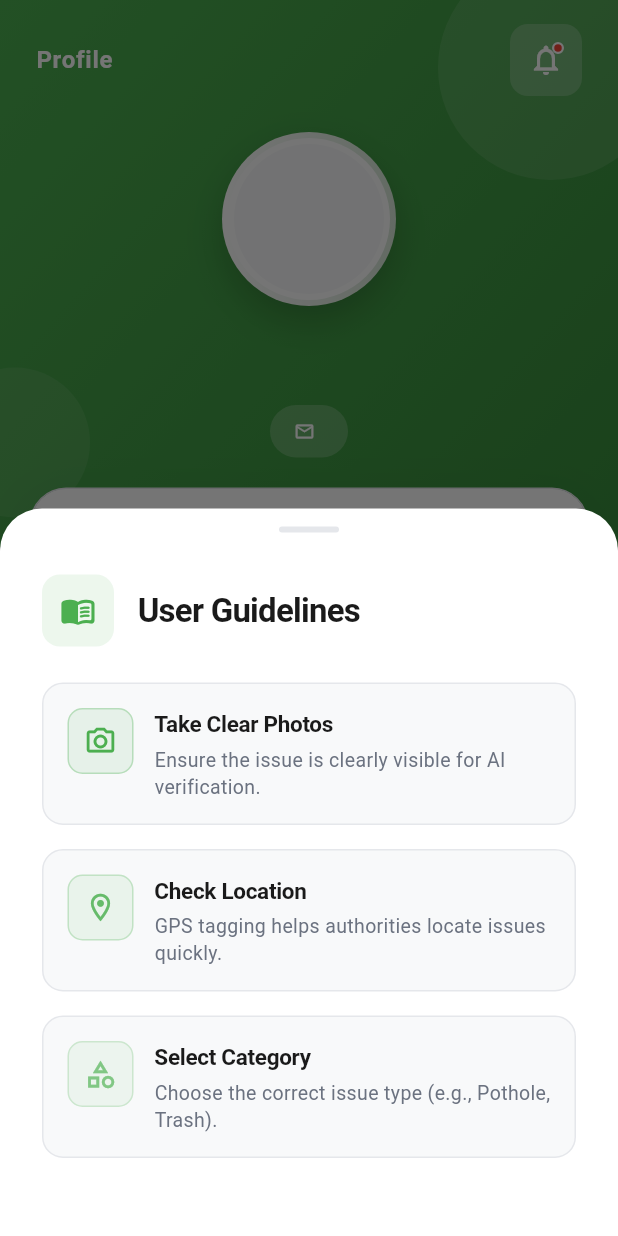
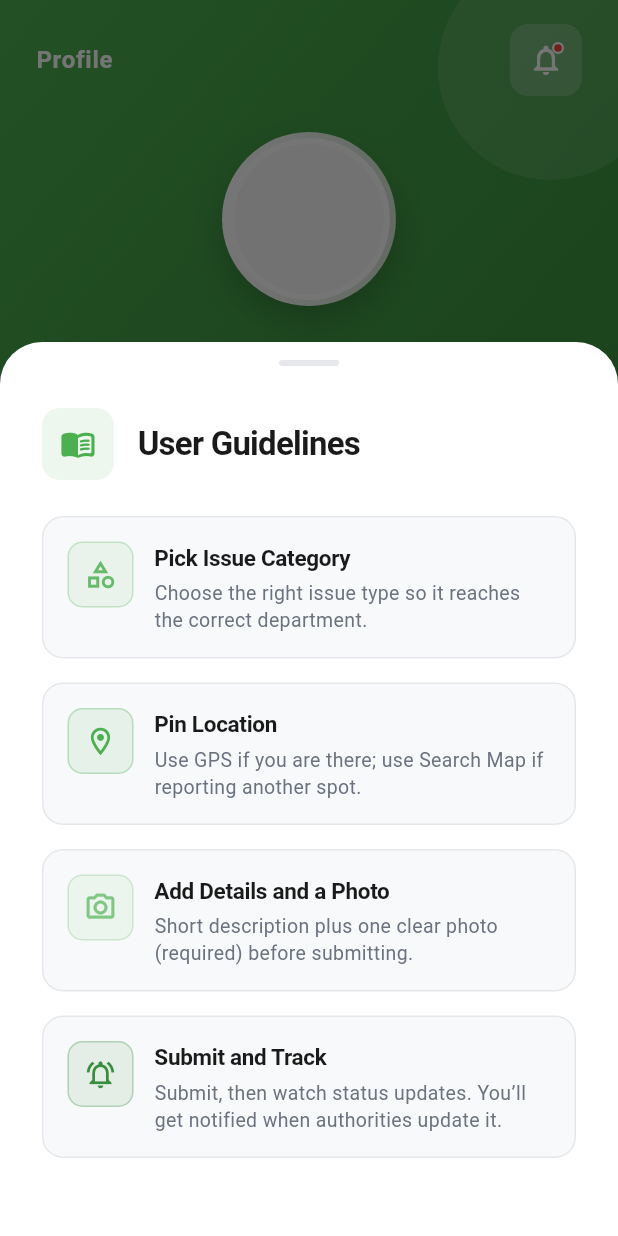
Before and after one commit to Jnyyy27/GreenWatch, a Flutter app: the ProfileScreen screen opened directly, after a tap on "User Guidelines", on a phone screen of 412 x 824 dp. Run offline on Flutter 3.47's test engine with Material 3 defaults, Android fonts, the phone set to English and light mode, and no system bars; our stand-ins replace cloud_firestore, firebase_auth, firebase_core, firebase_storage, geocoding, geolocator and 4 more; accounts and stored records are empty.

Commit message:
slight ammend in ui

```diff
--- a/lib/app_mobile/screens/issues_screen.dart
+++ b/lib/app_mobile/screens/issues_screen.dart
@@ -8,7 +8,9 @@ import 'package:green_watch/app_mobile/screens/resolved_issue_detail_screen.dart
 import 'package:green_watch/services/report_service.dart';
 
 class IssuesScreen extends StatefulWidget {
-  const IssuesScreen({super.key});
+  final bool startResolved;
+
+  const IssuesScreen({super.key, this.startResolved = false});
 
   @override
   State<IssuesScreen> createState() => _IssuesScreenState();
@@ -22,7 +24,14 @@ class _IssuesScreenState extends State<IssuesScreen> {
   final Set<String> _upvoteInProgress = {};
   bool _showResolvedIssues = false;
   bool _sortByMostUpvoted = false;
-  final PageController _pageController = PageController(initialPage: 0);
+  late final PageController _pageController;
+
+  @override
+  void initState() {
+    super.initState();
+    _showResolvedIssues = widget.startResolved;
+    _pageController = PageController(initialPage: widget.startResolved ? 1 : 0);
+  }
 
   String get _engagementAction =>
       _showResolvedIssues ? 'like' : 'upvote';
--- a/lib/app_mobile/screens/notification_screen.dart
+++ b/lib/app_mobile/screens/notification_screen.dart
@@ -2,6 +2,7 @@ import 'package:flutter/material.dart';
 import 'package:cloud_firestore/cloud_firestore.dart';
 import 'package:firebase_auth/firebase_auth.dart';
 import 'my_reports_screen.dart';
+import 'issues_screen.dart';
 import 'announcement_detail_screen.dart';
 import '../../services/announcement_model.dart';
 
@@ -210,22 +211,23 @@ class NotificationScreen extends StatelessWidget {
               children: docs.map((doc) {
                 final data = doc.data() as Map<String, dynamic>;
                 final String status = data['status'] ?? 'Unknown';
+                final String statusLower = status.toLowerCase();
                 final String category = data['category'] ?? 'Report';
                 final String reportId = data['reportId'] ?? 'ID: ????';
 
                 Color statusColor = Colors.grey;
                 IconData statusIcon = Icons.info_outline;
 
-                if (status.toLowerCase() == 'resolved') {
+                if (statusLower == 'resolved') {
                   statusColor = Colors.green;
                   statusIcon = Icons.check_circle_outline;
-                } else if (status.toLowerCase().contains('pending')) {
+                } else if (statusLower.contains('pending')) {
                   statusColor = Colors.orange;
                   statusIcon = Icons.access_time;
-                } else if (status.toLowerCase().contains('progress')) {
+                } else if (statusLower.contains('progress')) {
                   statusColor = Colors.blue;
                   statusIcon = Icons.build;
-                } else if (status.toLowerCase().contains('viewed')) {
+                } else if (statusLower.contains('viewed')) {
                   statusColor = Colors.purple;
                   statusIcon = Icons.visibility;
                 }
@@ -274,12 +276,21 @@ class NotificationScreen extends StatelessWidget {
                     ),
                     trailing: const Icon(Icons.arrow_forward_ios, size: 14),
                     onTap: () {
+                      if (statusLower == 'resolved') {
+                        Navigator.push(
+                          context,
+                          MaterialPageRoute(
+                            builder: (_) => const IssuesScreen(startResolved: true),
+                          ),
+                        );
+                      } else {
                         Navigator.push(
                           context,
                           MaterialPageRoute(
                             builder: (_) => ReportDetailScreen(data: data),
                           ),
                         );
+                      }
                     },
                   ),
                 );
--- a/lib/app_mobile/screens/profile_screen.dart
+++ b/lib/app_mobile/screens/profile_screen.dart
@@ -36,7 +36,7 @@ class ProfileScreen extends StatelessWidget {
               offset: const Offset(0, -40),
               child: Padding(
                 padding: const EdgeInsets.symmetric(horizontal: 20),
-                child: _buildStatsCard(),
+                child: _buildStatsSection(user),
               ),
             ),
 
@@ -269,7 +269,12 @@ class ProfileScreen extends StatelessWidget {
     );
   }
 
-  Widget _buildStatsCard() {
+  Widget _buildStatsCard({
+    required int totalCount,
+    required int inProgressCount,
+    required int resolvedCount,
+    required bool isLoading,
+  }) {
     return Container(
       padding: const EdgeInsets.all(24),
       decoration: BoxDecoration(
@@ -311,7 +316,7 @@ class ProfileScreen extends StatelessWidget {
               Expanded(
                 child: _buildStatItem(
                   "Total",
-                  "0",
+                  isLoading ? "..." : totalCount.toString(),
                   kPrimaryGreen,
                   Icons.assignment_outlined,
                 ),
@@ -334,8 +339,8 @@ class ProfileScreen extends StatelessWidget {
               ),
               Expanded(
                 child: _buildStatItem(
-                  "Pending",
-                  "0",
+                  "inProgress",
+                  isLoading ? "..." : inProgressCount.toString(),
                   Color(0xFFFB8C00),
                   Icons.pending_outlined,
                 ),
@@ -359,7 +364,7 @@ class ProfileScreen extends StatelessWidget {
               Expanded(
                 child: _buildStatItem(
                   "Resolved",
-                  "0",
+                  isLoading ? "..." : resolvedCount.toString(),
                   kAccentGreen,
                   Icons.check_circle_outline,
                 ),
@@ -410,6 +415,51 @@ class ProfileScreen extends StatelessWidget {
     );
   }
 
+  Widget _buildStatsSection(User? user) {
+    if (user == null) {
+      return _buildStatsCard(
+        totalCount: 0,
+        inProgressCount: 0,
+        resolvedCount: 0,
+        isLoading: false,
+      );
+    }
+
+    return StreamBuilder<QuerySnapshot>(
+      stream: FirebaseFirestore.instance
+          .collection('reports')
+          .where('userId', isEqualTo: user.uid)
+          .snapshots(),
+      builder: (context, snapshot) {
+        int total = 0;
+        int inProgress = 0;
+        int resolved = 0;
+
+        if (snapshot.hasData) {
+          total = snapshot.data!.docs.length;
+          for (final doc in snapshot.data!.docs) {
+            final data = doc.data() as Map<String, dynamic>;
+            final status = (data['status'] as String? ?? '').toLowerCase();
+            if (status == 'resolved') {
+              resolved += 1;
+            } else {
+              // Treat all non-resolved statuses as inProgress/in progress buckets
+              inProgress += 1;
+            }
+          }
+        }
+
+        final isLoading = snapshot.connectionState == ConnectionState.waiting;
+        return _buildStatsCard(
+          totalCount: total,
+          inProgressCount: inProgress,
+          resolvedCount: resolved,
+          isLoading: isLoading,
+        );
+      },
+    );
+  }
+
   Widget _buildMenuItems(BuildContext context) {
     return Padding(
       padding: const EdgeInsets.symmetric(horizontal: 20),
@@ -433,7 +483,7 @@ class ProfileScreen extends StatelessWidget {
           ),
 
           const SizedBox(height: 24),
-          _menuSectionTitle("Community & Support"),
+          _menuSectionTitle("Support"),
           const SizedBox(height: 12),
           _buildMenuTile(
             icon: Icons.menu_book_outlined,
@@ -444,18 +494,6 @@ class ProfileScreen extends StatelessWidget {
               _showGuidelines(context);
             },
           ),
-
-          const SizedBox(height: 12),
-          _buildMenuTile(
-            icon: Icons.help_outline_rounded,
-            title: "Help & Support",
-            subtitle: "Get assistance with your account",
-            iconColor: Color(0xFF2196F3),
-            onTap: () {
-              // Add help functionality
-            },
-          ),
-
           const SizedBox(height: 24),
           _menuSectionTitle("Settings"),
           const SizedBox(height: 12),
@@ -639,24 +677,31 @@ class ProfileScreen extends StatelessWidget {
                     ),
                     const SizedBox(height: 24),
                     _buildGuidelineItem(
-                      icon: Icons.camera_alt_outlined,
-                      title: "Take Clear Photos",
-                      description: "Ensure the issue is clearly visible for AI verification.",
+                      icon: Icons.category_outlined,
+                      title: "Pick Issue Category",
+                      description: "Choose the right issue type so it reaches the correct department.",
+                      color: kAccentGreen,
+                    ),
+                    const SizedBox(height: 16),
+                    _buildGuidelineItem(
+                      icon: Icons.location_on_outlined,
+                      title: "Pin Location",
+                      description: "Use GPS if you are there; use Search Map if reporting another spot.",
                       color: kPrimaryGreen,
                     ),
                     const SizedBox(height: 16),
                     _buildGuidelineItem(
-                      icon: Icons.location_on_outlined,
-                      title: "Check Location",
-                      description: "GPS tagging helps authorities locate issues quickly.",
-                      color: kAccentGreen,
+                      icon: Icons.camera_alt_outlined,
+                      title: "Add Details and a Photo",
+                      description: "Short description plus one clear photo (required) before submitting.",
+                      color: kPrimaryLight,
                     ),
                     const SizedBox(height: 16),
                     _buildGuidelineItem(
-                      icon: Icons.category_outlined,
-                      title: "Select Category",
-                      description: "Choose the correct issue type (e.g., Pothole, Trash).",
-                      color: kPrimaryLight,
+                      icon: Icons.notifications_active_outlined,
+                      title: "Submit and Track",
+                      description: "Submit, then watch status updates. You’ll get notified when authorities update it.",
+                      color: kPrimaryDark,
                     ),
                     const SizedBox(height: 24),
                   ],
```
Also changed, not shown: pubspec.lock. Lines whose indentation alone changed are shown as unchanged.
